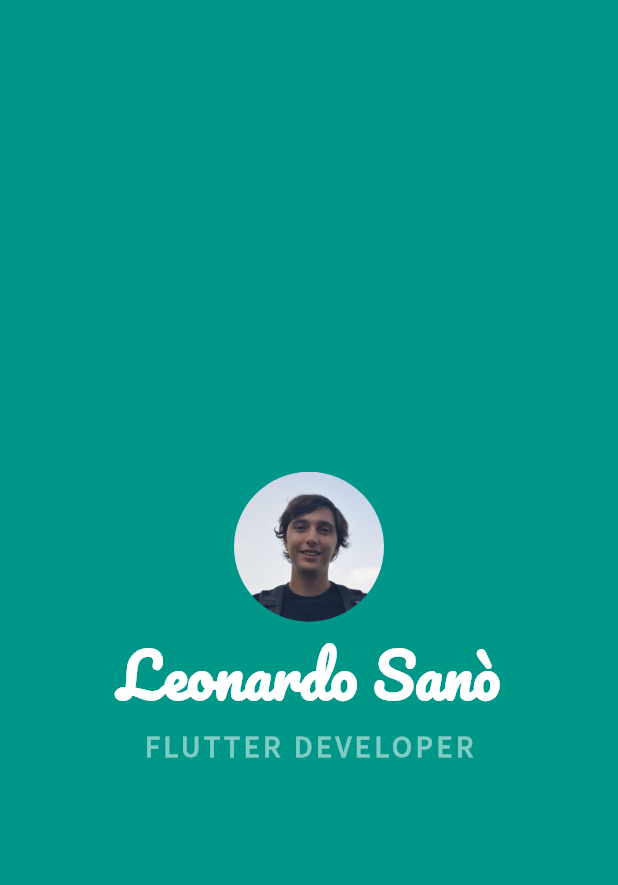
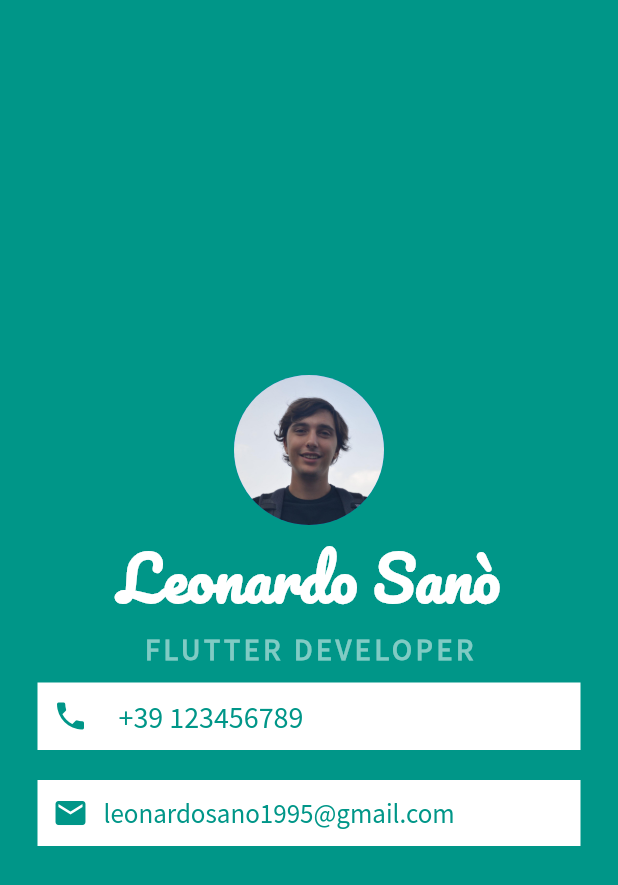
Before and after one commit to LeonardoSano/Flutter-card, a Flutter app: the screen it shows after launch, on a phone screen of 412 x 824 dp. Shown: the top 885 px of the screen. Run offline on Flutter 3.47's test engine with Material 2 defaults, Android fonts, the phone set to English and light mode, and no system bars.

Commit message:
iniziato ad aggiungere telefono ed email

```diff
--- a/lib/main.dart
+++ b/lib/main.dart
@@ -38,6 +38,50 @@ class MyApp extends StatelessWidget {
                       fontWeight: FontWeight.bold
                   ),
                 ),
+                Container(
+                  color: Colors.white,
+                  padding: EdgeInsets.all(10.0),
+                  margin: EdgeInsets.symmetric(vertical: 10.0,horizontal: 25.0),
+                  child: Row(
+                    children: <Widget>[
+                      Icon(Icons.phone,
+                      color: Colors.teal
+                      ),
+                      SizedBox(
+                        width: 20.0,
+                      ),
+                      Text('+39 123456789',
+                        style: TextStyle(
+                          fontSize: 20.0,
+                          fontFamily: 'SourceSansPro',
+                          color: Colors.teal
+                        ),
+                      ),
+                    ],
+                  ),
+                ),
+                Container(
+                  color: Colors.white,
+                  padding: EdgeInsets.all(10.0),
+                  margin: EdgeInsets.symmetric(vertical: 10.0,horizontal: 25.0),
+                  child: Row(
+                    children: <Widget>[
+                      Icon(Icons.email,
+                          color: Colors.teal
+                      ),
+                      SizedBox(
+                        width: 10.0,
+                      ),
+                      Text('leonardosano1995@gmail.com',
+                        style: TextStyle(
+                            fontSize: 18.0,
+                            fontFamily: 'SourceSansPro',
+                            color: Colors.teal
+                        ),
+                      ),
+                    ],
+                  ),
+                ),
               ],
             ),
           ),
```
